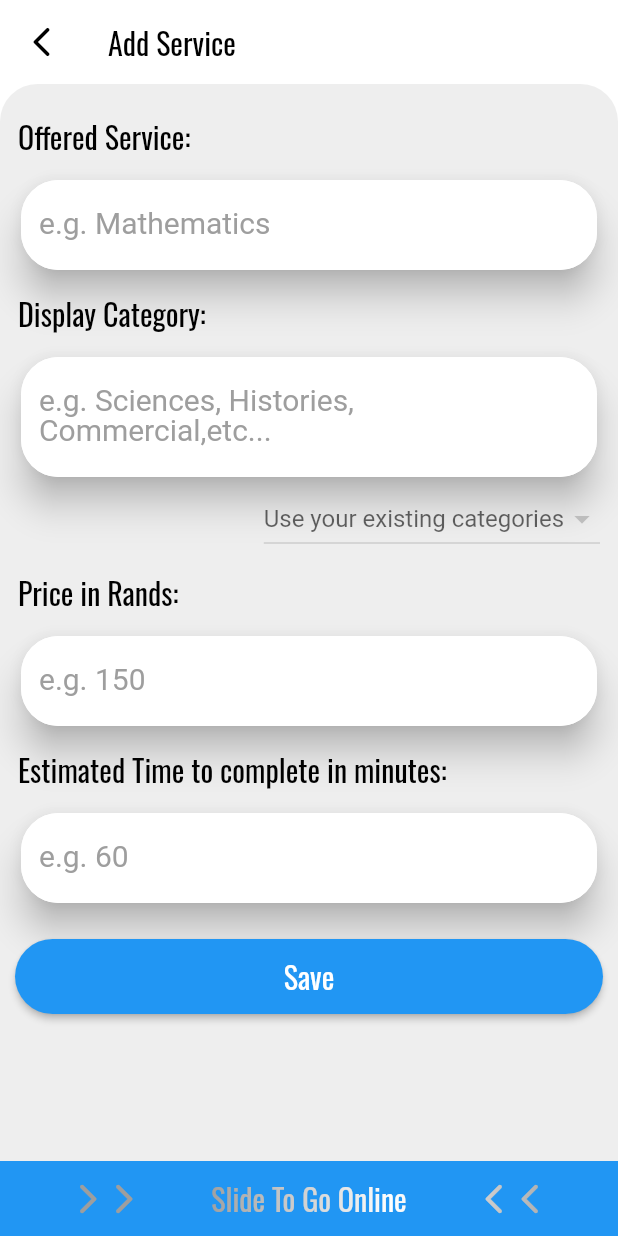
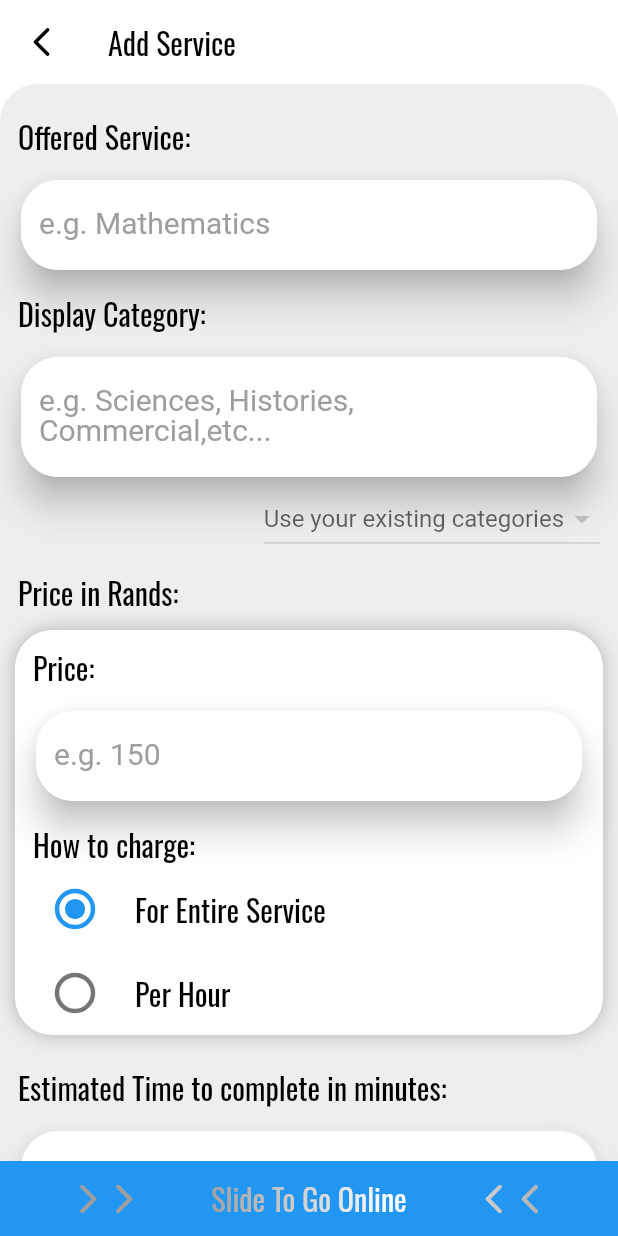
Before and after one commit to iwmakhupane12/touch_point_click_service_provider, a Flutter app: the ServiceDetails widget shown alone on an empty page, opened directly with empty values, on a phone screen of 412 x 824 dp. Run offline on Flutter 3.47's test engine with Material 2 defaults, Android fonts, the phone set to English and light mode, and no system bars; our stand-ins replace google_fonts, sticky_headers, table_calendar; missing offline and left inert: configurable_expansion_tile, country_calling_code_picker, time_range_picker; accounts and stored records are empty.

Commit message:
Added charge type for service creation and view

```diff
--- a/touch_point_click_service_provider/lib/src/models/setAndReturnModels.dart
+++ b/touch_point_click_service_provider/lib/src/models/setAndReturnModels.dart
@@ -15,13 +15,14 @@ class SetAndReturnModels {
   }
 
   static UserService userService(String id, String category, String serviceDesc,
-      String price, String estTime) {
+      String price, String estTime, String chargeType) {
     UserService us = UserService();
     us.setID(id);
     us.setCategory(category);
     us.setServiceDesc(serviceDesc);
     us.setPrice(price);
     us.setEstTime(estTime);
+    us.setChargeType(chargeType);
     return us;
   }
 }
--- a/touch_point_click_service_provider/lib/src/models/userService.dart
+++ b/touch_point_click_service_provider/lib/src/models/userService.dart
@@ -1,5 +1,5 @@
 class UserService {
-  String _id, _category, _serviceDesc, _price, _estTime;
+  String _id, _category, _serviceDesc, _price, _estTime, _chargeType;
 
   //***********Getter methods***********//
   String getID() => this._id;
@@ -7,6 +7,7 @@ class UserService {
   String getServiceDesc() => this._serviceDesc;
   String getPrice() => this._price;
   String getEstTime() => this._estTime;
+  String getChargeType() => this._chargeType;
 
   //***********Setter methods***********//
   void setID(String id) => this._id = id;
@@ -14,4 +15,5 @@ class UserService {
   void setServiceDesc(String serviceDesc) => this._serviceDesc = serviceDesc;
   void setPrice(String price) => this._price = price;
   void setEstTime(String estTime) => this._estTime = estTime;
+  void setChargeType(String chargeType) => this._chargeType = chargeType;
 }
--- a/touch_point_click_service_provider/lib/src/screens/services.dart
+++ b/touch_point_click_service_provider/lib/src/screens/services.dart
@@ -51,36 +51,39 @@ class _ServicesState extends State<Services> {
     //Category 1
     userServiceList.add(
       SetAndReturnModels.userService(
-          "1", "Sciences", "Mathematics", "200", "60"),
+          "1", "Sciences", "Mathematics", "200", "60", "Per Hour"),
     );
     userServiceList.add(
       SetAndReturnModels.userService(
-          "2", "Sciences", "Physical Sciences", "180", "60"),
+          "2", "Sciences", "Physical Sciences", "180", "60", "Per Hour"),
     );
     userServiceList.add(
       SetAndReturnModels.userService(
-          "3", "Sciences", "Life Scieces", "150", "60"),
+          "3", "Sciences", "Life Scieces", "150", "60", "Per Hour"),
     );
     userServiceList.add(
-      SetAndReturnModels.userService("4", "Sciences", "Geography", "150", "60"),
+      SetAndReturnModels.userService(
+          "4", "Sciences", "Geography", "150", "60", "Per Hour"),
     );
 
     //Category 2
     userServiceList.add(
       SetAndReturnModels.userService(
-          "5", "Commerce", "Accounting", "200", "60"),
+          "5", "Commerce", "Accounting", "200", "60", "Per Hour"),
     );
     userServiceList.add(
       SetAndReturnModels.userService(
-          "6", "Commerce", "Business Studies", "150", "60"),
+          "6", "Commerce", "Business Studies", "150", "60", "Per Hour"),
     );
     userServiceList.add(
-      SetAndReturnModels.userService("7", "Commerce", "Economics", "150", "60"),
+      SetAndReturnModels.userService(
+          "7", "Commerce", "Economics", "150", "60", "Per Hour"),
     );
 
     //Category 3
     userServiceList.add(
-      SetAndReturnModels.userService("8", "Histories", "History", "150", "60"),
+      SetAndReturnModels.userService(
+          "8", "Histories", "History", "150", "60", "Per Hour"),
     );
   }
 
@@ -119,10 +122,14 @@ class _ServicesState extends State<Services> {
       for (int j = 0; j < userServiceList.length; j++) {
         if (userServiceList.elementAt(j).getCategory() ==
             categoriesList.elementAt(i)) {
-          tempServicesList.add(service(
+          tempServicesList.add(
+            service(
               j,
               userServiceList.elementAt(j).getServiceDesc(),
-              userServiceList.elementAt(j).getPrice()));
+              userServiceList.elementAt(j).getPrice(),
+              userServiceList.elementAt(j).getChargeType(),
+            ),
+          );
         }
       }
 
@@ -165,7 +172,8 @@ class _ServicesState extends State<Services> {
     );
   }
 
-  Widget service(int serviceListIndex, String serviceDesc, String price) {
+  Widget service(int serviceListIndex, String serviceDesc, String price,
+      String chargeType) {
     int index = serviceListIndex;
     return UtilWidget.baseCard(
       null,
@@ -179,8 +187,8 @@ class _ServicesState extends State<Services> {
             child: ListTile(
               title: Text(serviceDesc,
                   style: AppTextStyles.normalBlack(normal, black)),
-              subtitle:
-                  Text("R$price", style: AppTextStyles.normalGreyishSmall()),
+              subtitle: Text("R$price \u00B7 $chargeType",
+                  style: AppTextStyles.normalGreyishSmall()),
               trailing: AppIconsUsed.iosForwardArrowRounded,
             ),
           ),
--- a/touch_point_click_service_provider/lib/src/screens/services/serviceDetails.dart
+++ b/touch_point_click_service_provider/lib/src/screens/services/serviceDetails.dart
@@ -24,6 +24,7 @@ class _ServiceDetailsState extends State<ServiceDetails> {
   List<DropdownMenuItem<String>> _dropDownMenuItems;
 
   String appBarTitle = "Service Details";
+  String _radioValue;
 
   TextEditingController serviceController,
       categoryController,
@@ -41,6 +42,7 @@ class _ServiceDetailsState extends State<ServiceDetails> {
       categoryController.text = userService.getCategory();
       priceController.text = userService.getPrice();
       estTimeController.text = userService.getEstTime();
+      _radioValue = userService.getChargeType();
     }
   }
 
@@ -51,6 +53,7 @@ class _ServiceDetailsState extends State<ServiceDetails> {
       userService = widget.userService;
     } else {
       appBarTitle = "Add Service";
+      _radioValue = firstValue;
     }
 
     if (widget.categories != null) {
@@ -94,13 +97,73 @@ class _ServiceDetailsState extends State<ServiceDetails> {
         Align(
             alignment: Alignment.centerRight, child: categoriesDisplayButton()),
         textHeading("Price in Rands:"),
-        textFieldView(priceController,
-            TextInputType.numberWithOptions(decimal: true), "e.g. 150"),
+        UtilWidget.baseCard(
+          null,
+          Column(
+            crossAxisAlignment: CrossAxisAlignment.start,
+            children: [
+              textHeading("Price:"),
+              textFieldView(priceController,
+                  TextInputType.numberWithOptions(decimal: true), "e.g. 150"),
+              textHeading("How to charge:"),
+              chooseChargeType(),
+            ],
+          ),
+        ),
         textHeading("Estimated Time to complete in minutes:"),
         textFieldView(estTimeController,
             TextInputType.numberWithOptions(decimal: false), "e.g. 60"),
         saveButton(),
       ],
+    );
+  }
+
+  String firstValue = "For Entire Service";
+  String secondValue = "Per Hour";
+
+  Widget chooseChargeType() {
+    return Column(
+      children: [
+        ListTile(
+          leading: Transform.scale(
+            scale: 1.5,
+            child: Radio(
+              value: firstValue,
+              groupValue: _radioValue,
+              onChanged: (value) {
+                setState(() {
+                  _radioValue = value;
+                });
+              },
+            ),
+          ),
+          title: textToCheck(firstValue, normal),
+        ),
+        ListTile(
+          leading: Transform.scale(
+            scale: 1.5,
+            child: Radio(
+              value: secondValue,
+              groupValue: _radioValue,
+              onChanged: (value) {
+                setState(() {
+                  _radioValue = value;
+                });
+              },
+            ),
+          ),
+          title: textToCheck(secondValue, normal),
+        ),
+      ],
+    );
+  }
+
+  Widget textToCheck(String text, FontWeight fontWeight) {
+    return RichText(
+      text: TextSpan(
+        text: text,
+        style: AppTextStyles.normalBlack(fontWeight, black),
+      ),
     );
   }
 
```
